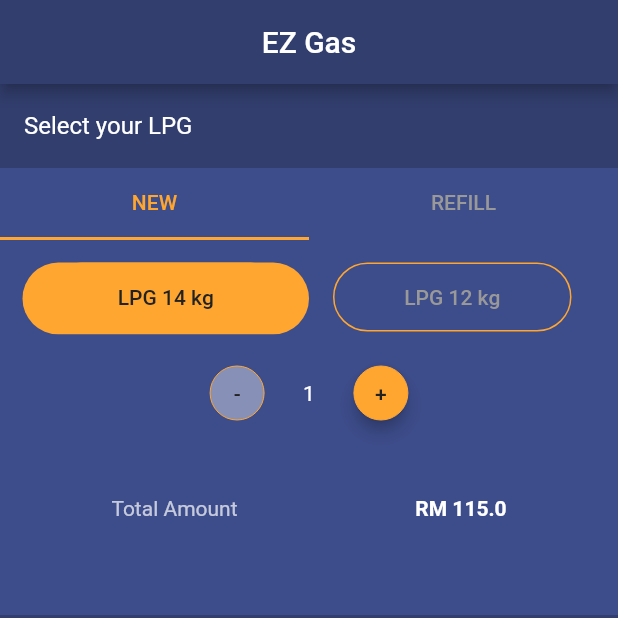
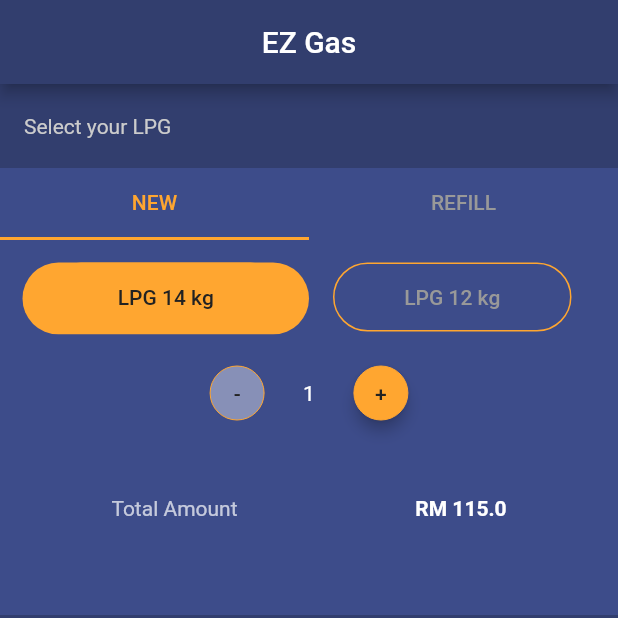
Before and after one commit to aimanuslim/Gas2Go, a Flutter app: the screen it shows after launch, on a phone screen of 412 x 824 dp, the top half of it. Run offline on Flutter 3.47's test engine with Material 2 defaults, Android fonts, the phone set to English and light mode, and no system bars; our stand-ins replace font_awesome_flutter, intro_slider.

Commit message:
fixed font sizes for 'select your LPG' and 'delivery address'

```diff
--- a/lib/customer_screens.dart
+++ b/lib/customer_screens.dart
@@ -211,7 +211,7 @@ class CustomerHomePageState extends State<CustomerHomePage>
             child: new ListTile(
               title: new Text(
                 'Select your LPG',
-                style: new TextStyle(color: Colors.white),
+                style: new TextStyle(color: Color(0xffCCCCCC), fontSize: 14.0),
               ),
             ),
           ),
@@ -743,7 +743,7 @@ class ConfirmOrder extends StatelessWidget {
                       new Text(
                         "Delivery Address",
                         style:
-                            new TextStyle(color: Colors.white, fontSize: 14.0),
+                            new TextStyle(color: Colors.white, fontSize: 16.0),
                       ),
                     ],
                   ),
@@ -783,7 +783,6 @@ class ConfirmOrder extends StatelessWidget {
               color: Theme.of(context).accentColor,
               shape: new RoundedRectangleBorder(
                   borderRadius: new BorderRadius.circular(30.0)),
-
               elevation: 50,
               onPressed: () {
                 // Perform some action
```
